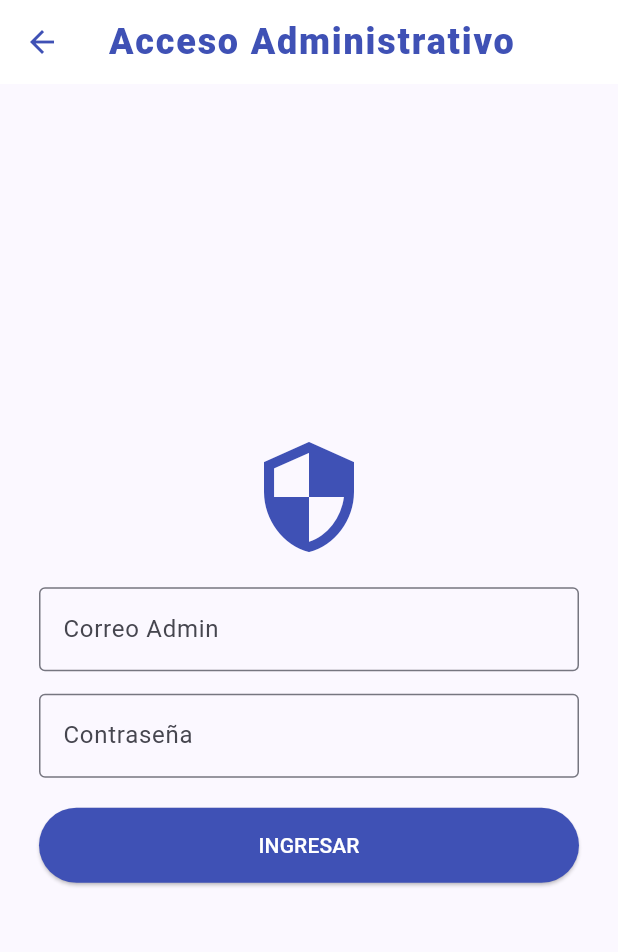
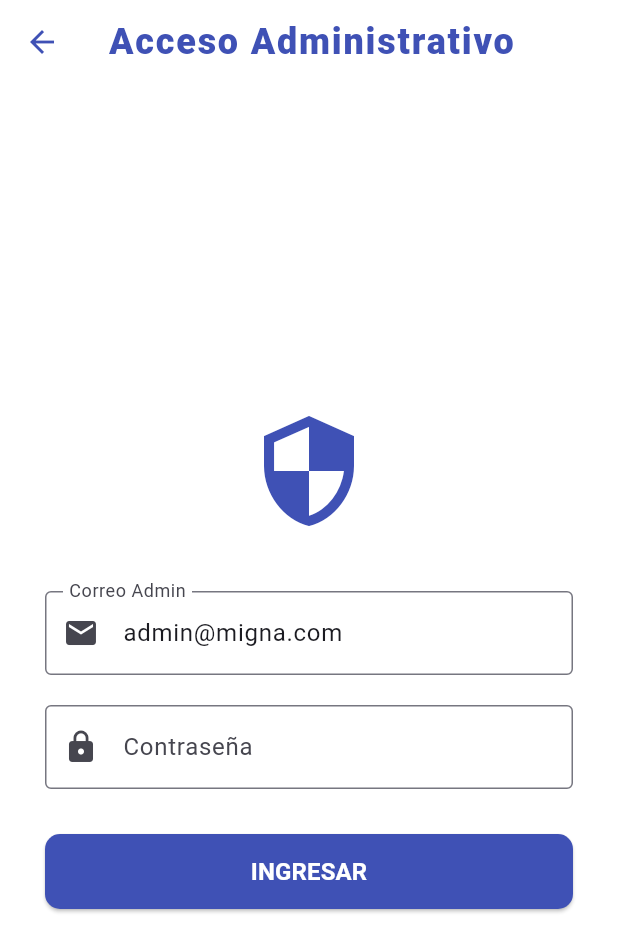
Before and after one commit to robmendoza-dev/migna_store, a Flutter app: the LoginScreen screen opened directly, on a phone screen of 412 x 824 dp. Shown: the top 952 px of the screen. Run offline on Flutter 3.47's test engine with Material 3 defaults, Android fonts, the light colour scheme and no system bars; our stand-ins replace cloud_firestore, firebase_auth, firebase_core, image_picker; accounts and stored records are empty.

Commit message:
Arreglo error login y rediseño completo UI

```diff
--- a/lib/screens/login_screen.dart
+++ b/lib/screens/login_screen.dart
@@ -1,5 +1,6 @@
 import 'package:flutter/material.dart';
 import 'package:firebase_auth/firebase_auth.dart';
+import 'client/home_screen.dart'; // Asegúrate de que esta ruta sea correcta
 
 class LoginScreen extends StatefulWidget {
   const LoginScreen({super.key});
@@ -9,67 +10,128 @@ class LoginScreen extends StatefulWidget {
 }
 
 class _LoginScreenState extends State<LoginScreen> {
-  final _emailController = TextEditingController();
-  final _passwordController = TextEditingController();
+  // Controladores de texto con los datos predefinidos para facilitar pruebas
+  final TextEditingController _emailController = TextEditingController(text: "admin@migna.com");
+  final TextEditingController _passController = TextEditingController();
+
   bool _isLoading = false;
 
   Future<void> _login() async {
     setState(() => _isLoading = true);
+
     try {
+      // Intentamos iniciar sesión
       await FirebaseAuth.instance.signInWithEmailAndPassword(
         email: _emailController.text.trim(),
-        password: _passwordController.text.trim(),
+        password: _passController.text.trim(),
       );
-      // Si funciona, cerramos la pantalla de login.
-      // La Home detectará automáticamente el cambio y mostrará los botones de admin.
-      if (mounted) Navigator.pop(context);
+
+      // Si funciona, vamos al Home
+      if (mounted) {
+        Navigator.pushReplacement(
+            context,
+            MaterialPageRoute(builder: (context) => const HomeScreen())
+        );
+      }
     } on FirebaseAuthException catch (e) {
-      ScaffoldMessenger.of(context).showSnackBar(
-        SnackBar(content: Text("Error: ${e.message}"), backgroundColor: Colors.red),
-      );
+      // AQUÍ CAPTURAMOS EL ERROR DE FIREBASE (CONTRASEÑA, USUARIO, ETC.)
+      String message = "Ocurrió un error desconocido";
+
+      if (e.code == 'user-not-found') {
+        message = "No existe un usuario con ese correo.\n¿Lo creaste en la consola de Firebase?";
+      } else if (e.code == 'wrong-password') {
+        message = "La contraseña es incorrecta.";
+      } else if (e.code == 'invalid-credential') {
+        message = "Credenciales inválidas o mal formadas.";
+      } else {
+        message = "Error: ${e.message}";
+      }
+
+      _showErrorDialog(message);
+
+    } catch (e) {
+      // AQUÍ CAPTURAMOS EL ERROR "PIGEON" O CUALQUIER OTRO
+      _showErrorDialog("Error del sistema:\n$e");
     } finally {
       if (mounted) setState(() => _isLoading = false);
     }
   }
 
+  void _showErrorDialog(String msg) {
+    showDialog(
+      context: context,
+      builder: (ctx) => AlertDialog(
+        title: const Text("Error de Ingreso"),
+        content: Text(msg),
+        actions: [
+          TextButton(
+            onPressed: () => Navigator.pop(ctx),
+            child: const Text("Entendido"),
+          )
+        ],
+      ),
+    );
+  }
+
   @override
   Widget build(BuildContext context) {
     return Scaffold(
-      appBar: AppBar(title: const Text("Acceso Administrativo")),
+      backgroundColor: Colors.white, // Fondo limpio
+      appBar: AppBar(
+        title: const Text("Acceso Administrativo"),
+        centerTitle: true,
+        backgroundColor: Colors.white,
+        elevation: 0,
+      ),
       body: Center(
-        child: Container(
-          constraints: const BoxConstraints(maxWidth: 400),
-          padding: const EdgeInsets.all(20),
+        child: SingleChildScrollView(
+          padding: const EdgeInsets.all(30),
           child: Column(
             mainAxisAlignment: MainAxisAlignment.center,
             children: [
+              // Logo o Icono de seguridad
               const Icon(Icons.security, size: 80, color: Colors.indigo),
-              const SizedBox(height: 20),
+              const SizedBox(height: 40),
+
+              // Campo Usuario
               TextField(
                 controller: _emailController,
-                decoration: const InputDecoration(labelText: "Correo Admin", border: OutlineInputBorder()),
-              ),
-              const SizedBox(height: 15),
-              TextField(
-                controller: _passwordController,
-                decoration: const InputDecoration(labelText: "Contraseña", border: OutlineInputBorder()),
-                obscureText: true,
+                decoration: const InputDecoration(
+                  labelText: "Correo Admin",
+                  border: OutlineInputBorder(),
+                  prefixIcon: Icon(Icons.email),
+                ),
               ),
               const SizedBox(height: 20),
+
+              // Campo Contraseña
+              TextField(
+                controller: _passController,
+                obscureText: true,
+                decoration: const InputDecoration(
+                  labelText: "Contraseña",
+                  border: OutlineInputBorder(),
+                  prefixIcon: Icon(Icons.lock),
+                ),
+              ),
+              const SizedBox(height: 30),
+
+              // Botón Ingresar
               SizedBox(
                 width: double.infinity,
+                height: 50,
                 child: ElevatedButton(
                   style: ElevatedButton.styleFrom(
-                      backgroundColor: Colors.indigo,
-                      foregroundColor: Colors.white,
-                      padding: const EdgeInsets.symmetric(vertical: 15)
+                    backgroundColor: Colors.indigo,
+                    foregroundColor: Colors.white,
+                    shape: RoundedRectangleBorder(borderRadius: BorderRadius.circular(10)),
                   ),
                   onPressed: _isLoading ? null : _login,
                   child: _isLoading
                       ? const CircularProgressIndicator(color: Colors.white)
-                      : const Text("INGRESAR"),
+                      : const Text("INGRESAR", style: TextStyle(fontSize: 16, fontWeight: FontWeight.bold)),
                 ),
-              )
+              ),
             ],
           ),
         ),
```
Also changed, not shown: 1 other file.
